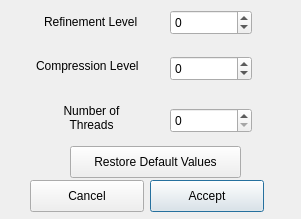
Qt form apps/fcwizard/ui/Page4adv.ui (yyr/vapor) before a commit.
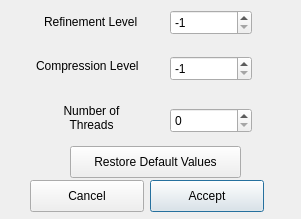
The same form after that commit.

Patch:
```diff
--- a/apps/fcwizard/ui/Page4adv.ui
+++ b/apps/fcwizard/ui/Page4adv.ui
@@ -77,7 +77,7 @@
     <number>-1</number>
    </property>
    <property name="value">
-    <number>0</number>
+    <number>-1</number>
    </property>
   </widget>
   <widget class="QSpinBox" name="compressionLevelSpinner">
@@ -96,7 +96,7 @@
     <number>-1</number>
    </property>
    <property name="value">
-    <number>0</number>
+    <number>-1</number>
    </property>
   </widget>
   <widget class="QLabel" name="label_23">
```
